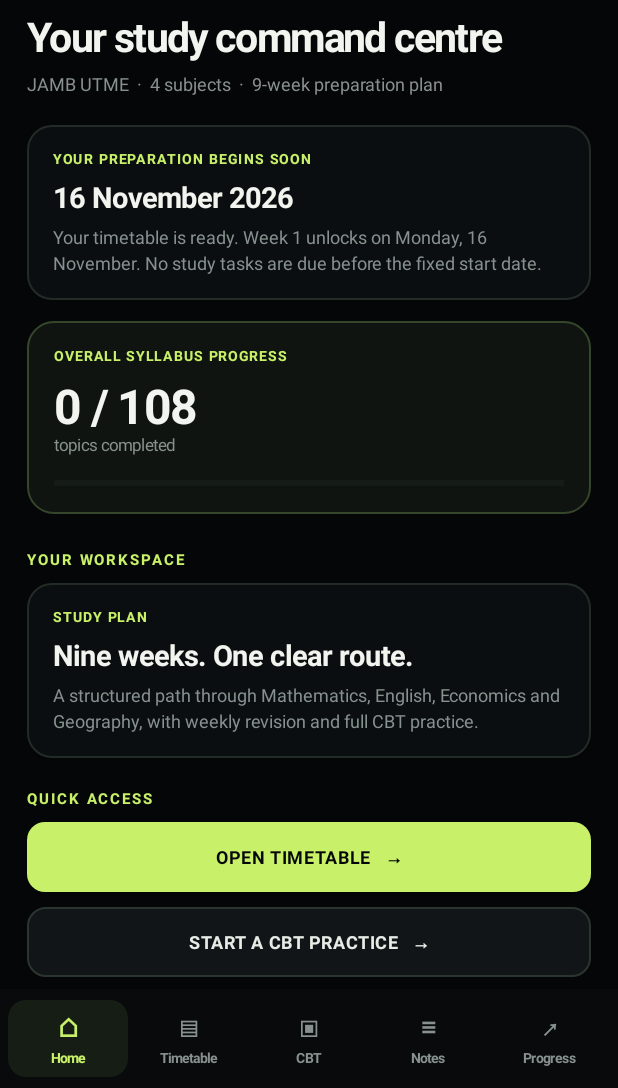
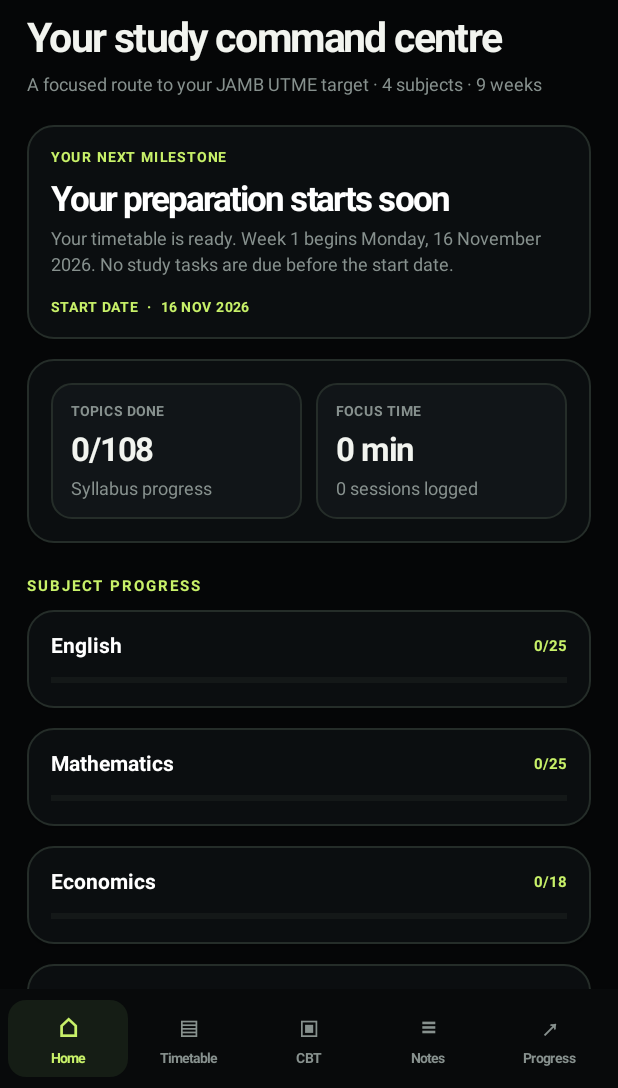
Before and after one commit to Nexora-Apparel/veltrix-study-android, an Android app: the screen it shows after launch (MainActivity), on a phone screen of 412 x 824 dp, the part 148-1236 px from its top. Run offline under Robolectric (Android 15) with nearby library versions, the phone set to English and light mode, and no system bars.

Commit message:
Polish premium home dashboard and subject progress overview

```diff
--- a/app/src/main/java/com/veltrix/study/MainActivity.java
+++ b/app/src/main/java/com/veltrix/study/MainActivity.java
@@ -40,12 +40,12 @@ public class MainActivity extends Activity{
  void go(String s){currentTab=s;shell();switch(s){case"Home":home();break;case"Timetable":timetable();break;case"CBT":cbt();break;case"Notes":notes();break;default:progress();}}
  void heading(String h,String sub){content.removeAllViews();TextView eyebrow=txt("VELTRIX STUDY  /  "+currentTab.toUpperCase(Locale.ROOT),9,lime,true);eyebrow.setLetterSpacing(.12f);content.addView(eyebrow);TextView title=txt(h,27,Color.rgb(242,244,239),true);LinearLayout.LayoutParams hp=new LinearLayout.LayoutParams(-1,-2);hp.topMargin=dp(9);content.addView(title,hp);TextView t=txt(sub,12,muted,false);LinearLayout.LayoutParams p=new LinearLayout.LayoutParams(-1,-2);p.topMargin=dp(8);p.bottomMargin=dp(20);content.addView(t,p);}void card(){View c=new View(this);c.setBackgroundColor(Color.rgb(31,39,35));LinearLayout.LayoutParams p=new LinearLayout.LayoutParams(-1,dp(1));p.topMargin=dp(5);p.bottomMargin=dp(15);content.addView(c,p);}
  boolean started(){return !Calendar.getInstance().before(new GregorianCalendar(2026,Calendar.NOVEMBER,16));}
- void home(){heading("Your study command centre","JAMB UTME  ·  4 subjects  ·  9-week preparation plan");
- if(!started()){panel("Your preparation begins soon","16 November 2026","Your timetable is ready. Week 1 unlocks on Monday, 16 November. No study tasks are due before the fixed start date.");}
- LinearLayout stats=col();stats.setBackground(shape(Color.rgb(15,20,16),Color.rgb(54,70,43),17));pad(stats,18,18);TextView k=txt("OVERALL SYLLABUS PROGRESS",9,lime,true);k.setLetterSpacing(.13f);stats.addView(k);TextView total=txt(db.done()+" / "+db.total(),32,Color.rgb(242,244,239),true);LinearLayout.LayoutParams tp=new LinearLayout.LayoutParams(-1,-2);tp.topMargin=dp(10);stats.addView(total,tp);TextView small=txt("topics completed",11,muted,false);stats.addView(small);ProgressBar p=new ProgressBar(this,null,android.R.attr.progressBarStyleHorizontal);p.setMax(Math.max(1,db.total()));p.setProgress(db.done());p.setProgressTintList(android.content.res.ColorStateList.valueOf(lime));p.setProgressBackgroundTintList(android.content.res.ColorStateList.valueOf(Color.rgb(39,49,42)));LinearLayout.LayoutParams pp=new LinearLayout.LayoutParams(-1,dp(5));pp.topMargin=dp(16);stats.addView(p,pp);LinearLayout.LayoutParams stp=new LinearLayout.LayoutParams(-1,-2);stp.bottomMargin=dp(17);content.addView(stats,stp);
- label("Your workspace");panel("Study plan","Nine weeks. One clear route.","A structured path through Mathematics, English, Economics and Geography, with weekly revision and full CBT practice.");
- label("Quick access");btn("OPEN TIMETABLE   →",()->timetable(),true);btn("START A CBT PRACTICE   →",()->cbt(),false);btn("25-MINUTE FOCUS SESSION   →",()->focusScreen(),false);btn("OPEN STUDY NOTES   →",()->notes(),false);btn("MANAGE STUDY REMINDERS   →",()->reminders(),false);
- LinearLayout footer=col();pad(footer,2,12);footer.addView(txt("YOUR DATA STAYS ON THIS DEVICE",9,muted,true));footer.addView(txt("Offline-first study tools · Private local storage",11,muted,false));content.addView(footer);
+ void home(){heading("Your study command centre","A focused route to your JAMB UTME target · 4 subjects · 9 weeks");
+ LinearLayout hero=surface();TextView eyebrow=txt("YOUR NEXT MILESTONE",9,lime,true);eyebrow.setLetterSpacing(.14f);hero.addView(eyebrow);TextView headline=txt(started()?"Make every study session count":"Your preparation starts soon",23,Color.WHITE,true);LinearLayout.LayoutParams hp=new LinearLayout.LayoutParams(-1,-2);hp.topMargin=dp(9);hero.addView(headline,hp);subText(hero,started()?"Follow the weekly plan, practise under timed conditions and use corrections to close knowledge gaps.":"Your timetable is ready. Week 1 begins Monday, 16 November 2026. No study tasks are due before the start date.");TextView date=txt(started()?"STUDY PLAN ACTIVE":"START DATE  ·  16 NOV 2026",9,lime,true);date.setLetterSpacing(.1f);LinearLayout.LayoutParams dpv=new LinearLayout.LayoutParams(-1,-2);dpv.topMargin=dp(16);hero.addView(date,dpv);
+ LinearLayout metrics=surface();metrics.setOrientation(0);stat(metrics,"Topics done",db.done()+"/"+db.total(),"Syllabus progress");View gap=new View(this);metrics.addView(gap,new LinearLayout.LayoutParams(dp(9),1));stat(metrics,"Focus time",db.studyMinutes()+" min",db.studySessions()+" sessions logged");
+ section("Subject progress");String[] subjects={"English","Mathematics","Economics","Geography"};for(String subject:subjects){int done=db.count("SELECT COUNT(*) FROM topics WHERE subject='"+subject+"' AND done=1");int total=db.count("SELECT COUNT(*) FROM topics WHERE subject='"+subject+"'");LinearLayout item=surface();LinearLayout row=new LinearLayout(this);row.setGravity(Gravity.CENTER_VERTICAL);TextView name=txt(subject,14,Color.WHITE,true);row.addView(name,new LinearLayout.LayoutParams(0,-2,1));TextView ratio=txt(done+"/"+total,10,lime,true);row.addView(ratio);item.addView(row);LinearLayout.LayoutParams pp=new LinearLayout.LayoutParams(-1,dp(5));pp.topMargin=dp(12);ProgressBar bar=new ProgressBar(this,null,android.R.attr.progressBarStyleHorizontal);bar.setMax(Math.max(1,total));bar.setProgress(done);bar.setProgressTintList(android.content.res.ColorStateList.valueOf(lime));bar.setProgressBackgroundTintList(android.content.res.ColorStateList.valueOf(Color.rgb(40,48,43)));item.addView(bar,pp);}
+ section("Your workspace");btn("OPEN TIMETABLE   →",()->go("Timetable"),true);btn("START A CBT PRACTICE   →",()->go("CBT"),false);btn("25-MINUTE FOCUS SESSION   →",()->focusScreen(),false);btn("OPEN STUDY NOTES   →",()->go("Notes"),false);btn("VIEW PROGRESS   →",()->go("Progress"),false);btn("MANAGE STUDY REMINDERS   →",()->reminders(),false);
+ LinearLayout footer=col();pad(footer,2,12);footer.addView(txt("PRIVATE BY DESIGN",9,lime,true));footer.addView(txt("Offline-first study tools · Your notes, progress and question bank stay on this device.",11,muted,false));content.addView(footer);
 }
 void timetable(){heading("Your timetable","A structured nine-week plan · Monday to Sunday");
  LinearLayout top=surface();TextView wk=txt("WEEK "+week,10,lime,true);wk.setLetterSpacing(.12f);top.addView(wk);Calendar c=new GregorianCalendar(2026,Calendar.NOVEMBER,16);c.add(Calendar.DAY_OF_YEAR,(week-1)*7);SimpleDateFormat f=new SimpleDateFormat("d MMM",Locale.getDefault());TextView range=txt(f.format(c.getTime())+" — "+f.format(new Date(c.getTimeInMillis()+6L*86400000)),20,Color.WHITE,true);LinearLayout.LayoutParams rp=new LinearLayout.LayoutParams(-1,-2);rp.topMargin=dp(7);top.addView(range,rp);subText(top,"Week "+week+" of 9 · "+(started()?"Study plan active":"Study tasks unlock 16 November 2026"));
```
